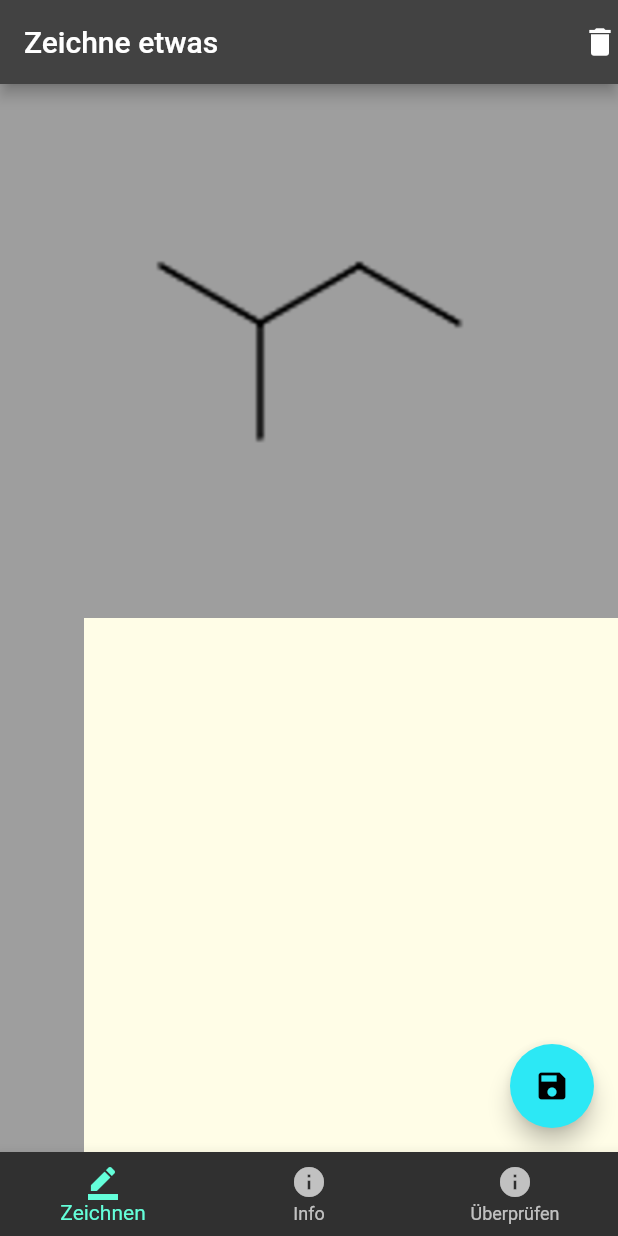
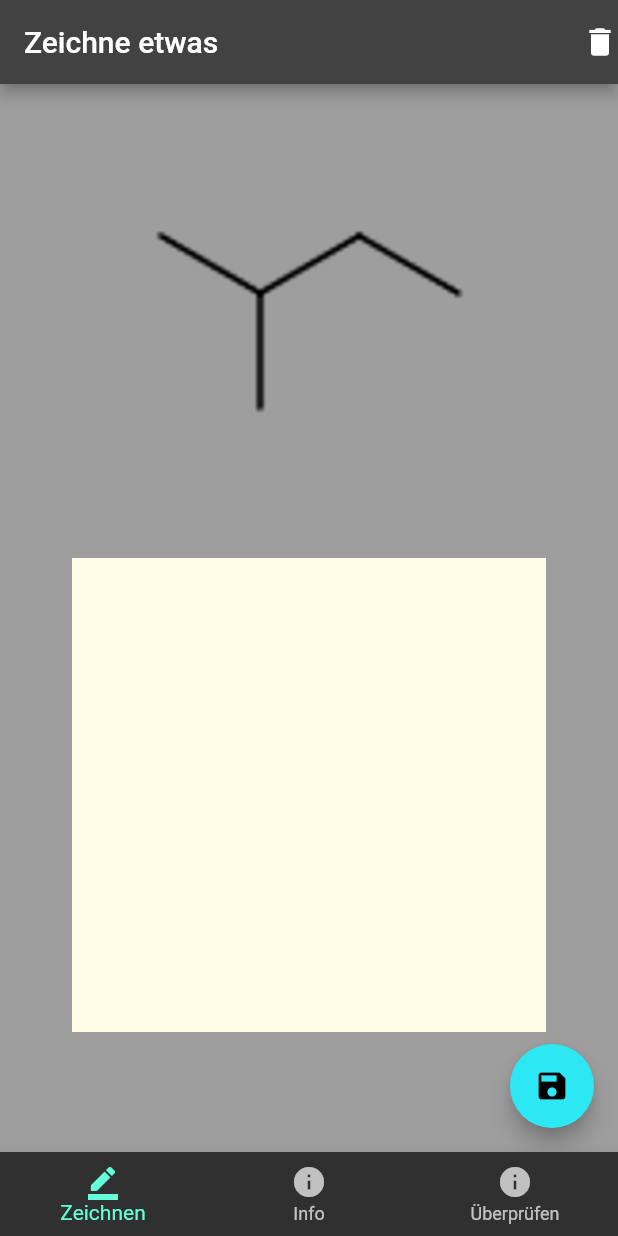
Before and after one commit to SirSimon04/DeepChemistryApp, a Flutter app: the screen it shows after launch, on a phone screen of 412 x 824 dp. Run offline on Flutter 3.47's test engine with Material 2 defaults, Android fonts, the phone set to English and light mode, and no system bars; drawn by our look-alikes of flutter_platform_widgets, screenshot; our stand-ins replace image_gallery_saver, shared_preferences; missing offline and left inert: responsive_grid_list.

Commit message:
Fixed bug where user was not able to draw on full widget

```diff
--- a/lib/screens/drawing_screen/components/custom_draw_widget.dart
+++ b/lib/screens/drawing_screen/components/custom_draw_widget.dart
@@ -95,7 +95,7 @@ class CustomDrawingWidgetState extends State<CustomDrawingWidget> {
         child: Container(
           color: Colors.transparent,
           width: MediaQuery.of(context).size.width,
-          height: MediaQuery.of(context).size.height,
+          height: MediaQuery.of(context).size.width,
           child: StreamBuilder<DrawnLine>(
             stream: currentLineStreamController.stream,
             builder: (context, snapshot) {
--- a/lib/screens/drawing_screen/drawing_screen.dart
+++ b/lib/screens/drawing_screen/drawing_screen.dart
@@ -105,8 +105,8 @@ class _DrawingScreenState extends State<DrawingScreen> {
         children: [
           Center(
             child: Column(
-              mainAxisAlignment: MainAxisAlignment.spaceAround,
-              crossAxisAlignment: CrossAxisAlignment.end,
+              mainAxisAlignment: MainAxisAlignment.center,
+              crossAxisAlignment: CrossAxisAlignment.center,
               children: [
                 Expanded(
                   child: Image(
@@ -122,6 +122,9 @@ class _DrawingScreenState extends State<DrawingScreen> {
                     ),
                   ),
                 ),
+                const SizedBox(
+                  height: 80,
+                )
               ],
             ),
           ),
```
